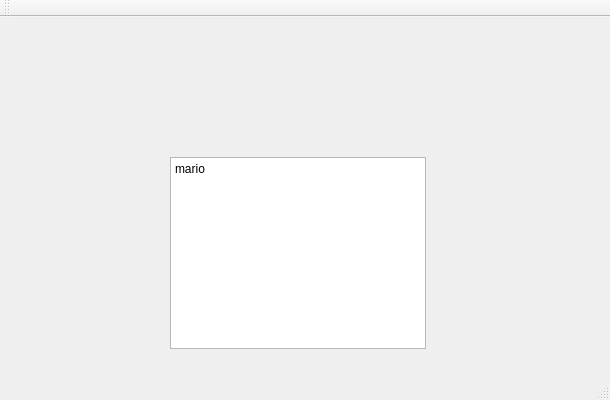
Above: mainwindow.ui from MFava91/LinQedIn before the change. Below: the same form after it.
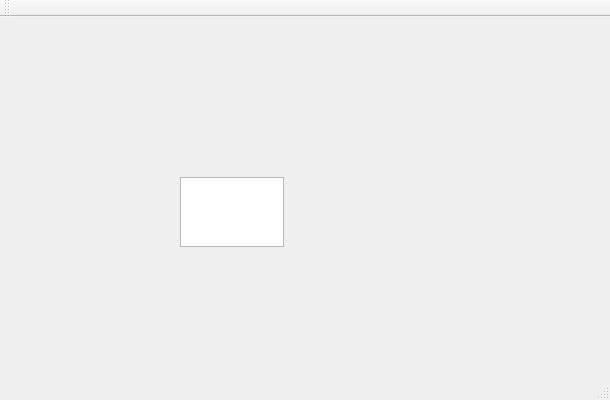
That is the form after the change.

Commit message: fix comando mancante che non deallocava memoria e buttato giù layout info utente

```diff
--- a/mainwindow.ui
+++ b/mainwindow.ui
@@ -14,23 +14,15 @@
    <string>MainWindow</string>
   </property>
   <widget class="QWidget" name="centralWidget">
-   <widget class="QTextBrowser" name="textBrowser">
+   <widget class="QTextEdit" name="textEdit">
     <property name="geometry">
      <rect>
-      <x>170</x>
-      <y>140</y>
-      <width>256</width>
-      <height>192</height>
+      <x>180</x>
+      <y>160</y>
+      <width>104</width>
+      <height>70</height>
      </rect>
     </property>
-    <property name="html">
-     <string>&lt;!DOCTYPE HTML PUBLIC &quot;-//W3C//DTD HTML 4.0//EN&quot; &quot;http://www.w3.org/TR/REC-html40/strict.dtd&quot;&gt;
-&lt;html&gt;&lt;head&gt;&lt;meta name=&quot;qrichtext&quot; content=&quot;1&quot; /&gt;&lt;style type=&quot;text/css&quot;&gt;
-p, li { white-space: pre-wrap; }
-&lt;/style&gt;&lt;/head&gt;&lt;body style=&quot; font-family:'Sans Serif'; font-size:9pt; font-weight:400; font-style:normal;&quot;&gt;
-&lt;p style=&quot; margin-top:0px; margin-bottom:0px; margin-left:0px; margin-right:0px; -qt-block-indent:0; text-indent:0px;&quot;&gt;mario&lt;/p&gt;
-&lt;p style=&quot;-qt-paragraph-type:empty; margin-top:0px; margin-bottom:0px; margin-left:0px; margin-right:0px; -qt-block-indent:0; text-indent:0px;&quot;&gt;&lt;br /&gt;&lt;/p&gt;&lt;/body&gt;&lt;/html&gt;</string>
-    </property>
    </widget>
   </widget>
   <widget class="QMenuBar" name="menuBar">
```
The commit also changes 3 other files.
